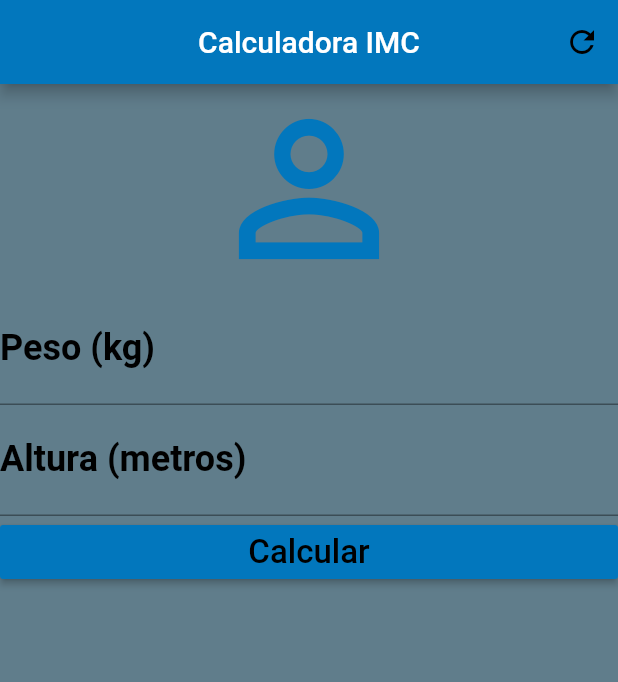
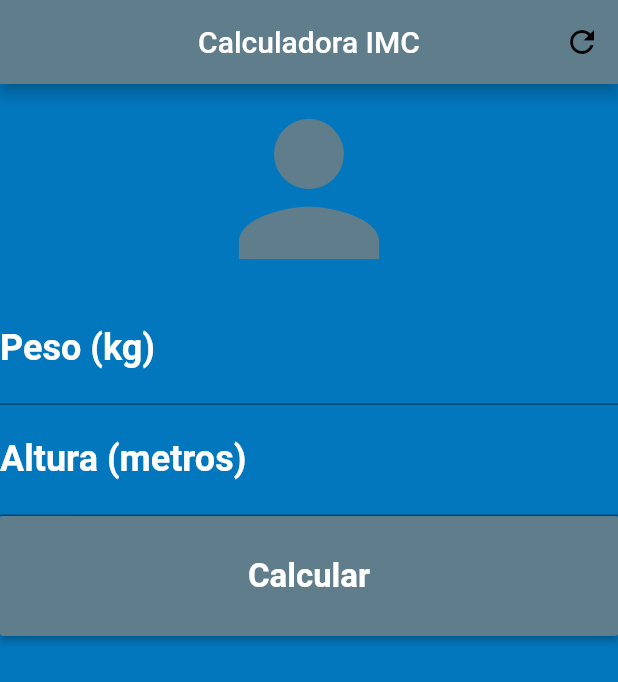
Before and after one commit to partnercloudsupport/Flutter-Apps, a Flutter app: the screen it shows after launch, on a phone screen of 412 x 824 dp. Shown: the top 682 px of the screen. Run offline on Flutter 3.47's test engine with Material 2 defaults, Android fonts, the phone set to English and light mode, and no system bars.

Commit message:
Adicionado o SingleChildScrollView

```diff
--- a/calculo_imc_review/apptask/lib/main.dart
+++ b/calculo_imc_review/apptask/lib/main.dart
@@ -20,12 +20,12 @@ class _HomeState extends State<Home> {
     // Widget Scaffold
     return Scaffold(
       // cor de fundo do app
-      backgroundColor: Colors.blueGrey,
+      backgroundColor: Colors.lightBlue[800],
         // Barra do app com texto
         appBar: AppBar(
       title: Text("Calculadora IMC"),
       centerTitle: true,
-          backgroundColor: Colors.lightBlue[800],
+          backgroundColor: Colors.blueGrey,
           // onde irá acontecer as ações da AppBar
           actions: <Widget>[
             // IconButton se comporta igual o Button
@@ -37,7 +37,10 @@ class _HomeState extends State<Home> {
             )
           ],
     ),
-    body: Column(
+    // Esse Widget permite rolar a tela quando o app precisar
+    // só tem um child
+    body: SingleChildScrollView(
+      child: Column(
       // Alinha os filhos da coluna no centro (não entendi pq stretch)
       // O uso do stretch é para ele alinhar o eixo cruzado
       // como o eixo principal da coluna é o vertical, o stretch vai alinhar
@@ -45,7 +48,7 @@ class _HomeState extends State<Home> {
       crossAxisAlignment: CrossAxisAlignment.stretch,
       // children: Icon, TextField
       children: <Widget>[
-      Icon(Icons.person_outline, size: 140.0, color: Colors.lightBlue[800],),
+      Icon(Icons.person, size: 140.0, color: Colors.blueGrey,),
       // Caixa de texto
       TextField(keyboardType: TextInputType.number,
       textAlign: TextAlign.center,
@@ -53,7 +56,7 @@ class _HomeState extends State<Home> {
         style: TextStyle( fontSize: 24.0, color: Colors.black),
         // decoração do TextField
         decoration: InputDecoration(labelText: "Peso (kg)",
-          labelStyle: TextStyle(color: Colors.black, fontSize: 24.0,
+          labelStyle: TextStyle(color: Colors.white, fontSize: 24.0,
             fontWeight: FontWeight.bold)
         ),
       ),
@@ -63,18 +66,25 @@ class _HomeState extends State<Home> {
         style: TextStyle( fontSize: 24.0, color: Colors.white),
         // decoração do TextField
         decoration: InputDecoration(labelText: "Altura (metros)",
-          labelStyle: TextStyle(color: Colors.black, fontSize: 24.0,
+          labelStyle: TextStyle(color: Colors.white, fontSize: 24.0,
             fontWeight: FontWeight.bold
             )
           ),
         ),
-        RaisedButton(
-          color: Colors.lightBlue[800],
+        // O botao ficará dentro do container para podermos mudarmos seu tamanho
+        Container(
+          height: 80.0,
+          child: RaisedButton(
+          color: Colors.blueGrey,
           onPressed: () {},
-          child: Text("Calcular", style: TextStyle(fontSize: 22.0, color: Colors.black)
+          child: Text("Calcular", style: TextStyle(fontSize: 22.0, color: Colors.white,
+            fontWeight: FontWeight.bold
+            )
           ,)
-        )
+          ),
+        ),
     ],),
+    )
     );
   }
 }
```
